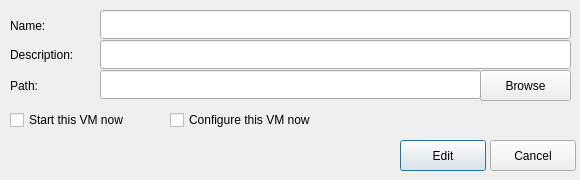
Old version of the form ui/Edit.ui in the repository insanemal/86box_manager_py.
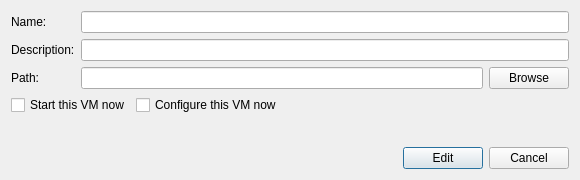
New version of the form.

Commit message: Change UI to use layouts. This makes it scalable and easily usable on high dpi displays.

The edit to the form file:
```diff
--- a/ui/Edit.ui
+++ b/ui/Edit.ui
@@ -16,100 +16,113 @@
   <property name="windowTitle">
    <string>Edit VM</string>
   </property>
-  <widget class="QLineEdit" name="vmName">
-   <property name="geometry">
-    <rect>
-     <x>100</x>
-     <y>10</y>
-     <width>471</width>
-     <height>29</height>
-    </rect>
-   </property>
-  </widget>
-  <widget class="QLineEdit" name="vmDescription">
-   <property name="geometry">
-    <rect>
-     <x>100</x>
-     <y>40</y>
-     <width>471</width>
-     <height>29</height>
-    </rect>
-   </property>
-  </widget>
+  <layout class="QVBoxLayout" name="verticalLayout">
+   <item>
+    <layout class="QFormLayout" name="formLayout">
+     <item row="0" column="0">
   <widget class="QLabel" name="nameLabel">
-   <property name="geometry">
-    <rect>
-     <x>10</x>
-     <y>10</y>
-     <width>71</width>
-     <height>31</height>
-    </rect>
-   </property>
    <property name="text">
     <string>Name:</string>
    </property>
   </widget>
+     </item>
+     <item row="0" column="1">
+      <widget class="QLineEdit" name="vmName"/>
+     </item>
+     <item row="1" column="0">
   <widget class="QLabel" name="descriptionLabel">
-   <property name="geometry">
-    <rect>
-     <x>10</x>
-     <y>44</y>
-     <width>91</width>
-     <height>21</height>
-    </rect>
-   </property>
    <property name="text">
     <string>Description:</string>
    </property>
   </widget>
+     </item>
+     <item row="1" column="1">
+      <widget class="QLineEdit" name="vmDescription"/>
+     </item>
+     <item row="2" column="0">
   <widget class="QLabel" name="label_3">
-   <property name="geometry">
-    <rect>
-     <x>10</x>
-     <y>70</y>
-     <width>91</width>
-     <height>31</height>
-    </rect>
-   </property>
    <property name="text">
     <string>Path:</string>
    </property>
   </widget>
+     </item>
+     <item row="2" column="1">
+      <layout class="QHBoxLayout" name="horizontalLayout_3">
+       <item>
+        <widget class="QLineEdit" name="vmPath"/>
+       </item>
+       <item>
+        <widget class="QPushButton" name="pathBrowse">
+         <property name="text">
+          <string>Browse</string>
+         </property>
+        </widget>
+       </item>
+      </layout>
+     </item>
+    </layout>
+   </item>
+   <item>
+    <layout class="QHBoxLayout" name="horizontalLayout_2">
+     <item>
   <widget class="QCheckBox" name="startVMcheck">
-   <property name="geometry">
-    <rect>
-     <x>10</x>
-     <y>110</y>
-     <width>151</width>
-     <height>20</height>
-    </rect>
-   </property>
    <property name="text">
     <string>Start this VM now</string>
    </property>
   </widget>
+     </item>
+     <item>
   <widget class="QCheckBox" name="configureCheck">
-   <property name="geometry">
-    <rect>
-     <x>170</x>
-     <y>110</y>
-     <width>181</width>
-     <height>20</height>
-    </rect>
-   </property>
    <property name="text">
     <string>Configure this VM now</string>
    </property>
   </widget>
+     </item>
+     <item>
+      <spacer name="horizontalSpacer_2">
+       <property name="orientation">
+        <enum>Qt::Horizontal</enum>
+       </property>
+       <property name="sizeHint" stdset="0">
+        <size>
+         <width>40</width>
+         <height>20</height>
+        </size>
+       </property>
+      </spacer>
+     </item>
+    </layout>
+   </item>
+   <item>
+    <spacer name="verticalSpacer">
+     <property name="orientation">
+      <enum>Qt::Vertical</enum>
+     </property>
+     <property name="sizeHint" stdset="0">
+      <size>
+       <width>20</width>
+       <height>2</height>
+      </size>
+     </property>
+    </spacer>
+   </item>
+   <item>
+    <layout class="QHBoxLayout" name="horizontalLayout">
+     <item>
+      <spacer name="horizontalSpacer">
+       <property name="orientation">
+        <enum>Qt::Horizontal</enum>
+       </property>
+       <property name="sizeHint" stdset="0">
+        <size>
+         <width>40</width>
+         <height>20</height>
+        </size>
+       </property>
+      </spacer>
+     </item>
+     <item>
   <widget class="QPushButton" name="editButton">
-   <property name="geometry">
-    <rect>
-     <x>400</x>
-     <y>140</y>
-     <width>86</width>
-     <height>31</height>
-    </rect>
-   </property>
    <property name="text">
     <string>Edit</string>
    </property>
@@ -117,42 +130,17 @@
     <bool>true</bool>
    </property>
   </widget>
+     </item>
+     <item>
   <widget class="QPushButton" name="cancelButton">
-   <property name="geometry">
-    <rect>
-     <x>490</x>
-     <y>140</y>
-     <width>86</width>
-     <height>31</height>
-    </rect>
-   </property>
    <property name="text">
     <string>Cancel</string>
    </property>
   </widget>
-  <widget class="QLineEdit" name="vmPath">
-   <property name="geometry">
-    <rect>
-     <x>100</x>
-     <y>70</y>
-     <width>381</width>
-     <height>29</height>
-    </rect>
-   </property>
-  </widget>
-  <widget class="QPushButton" name="pathBrowse">
-   <property name="geometry">
-    <rect>
-     <x>480</x>
-     <y>70</y>
-     <width>91</width>
-     <height>31</height>
-    </rect>
-   </property>
-   <property name="text">
-    <string>Browse</string>
-   </property>
-  </widget>
+     </item>
+    </layout>
+   </item>
+  </layout>
  </widget>
  <resources/>
  <connections/>
```
Lines whose indentation alone changed are shown as unchanged. The commit also changes 7 other files.
